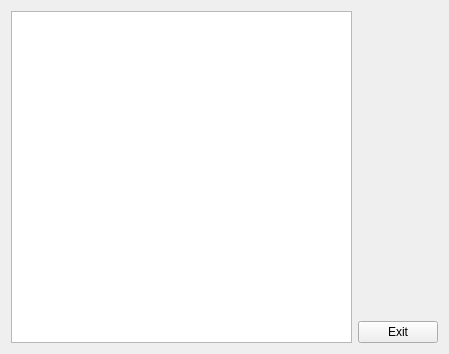
Old version of the form mainwindow.ui in the repository cog777/ArtilleryDuel.
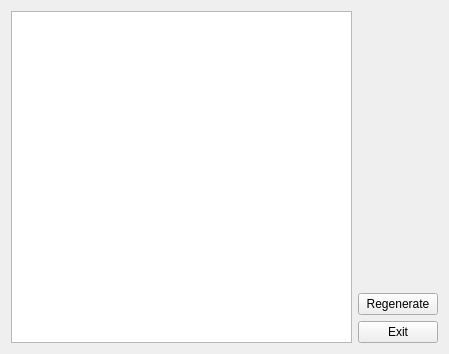
New version of the form.

What changed in the file:
```diff
--- a/mainwindow.ui
+++ b/mainwindow.ui
@@ -35,6 +35,13 @@
           </property>
          </spacer>
         </item>
+        <item>
+         <widget class="QPushButton" name="pushButton">
+          <property name="text">
+           <string>Regenerate</string>
+          </property>
+         </widget>
+        </item>
         <item>
          <widget class="QPushButton" name="exitButton">
           <property name="text">
```
